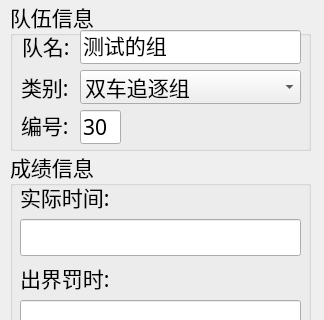
The window that confirmwindow.ui (ZzzzzzS/TimingSystemUper) describes before a commit, drawn with Qt 5; both pictures show x 0 to 324 and y 0 to 320 of the 324 by 576 pixel window.
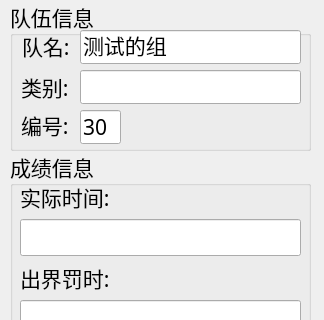
The same window after the commit.

Patch:
```diff
--- a/confirmwindow.ui
+++ b/confirmwindow.ui
@@ -95,46 +95,6 @@
      <string>类别:</string>
     </property>
    </widget>
-   <widget class="QComboBox" name="TypeBox">
-    <property name="geometry">
-     <rect>
-      <x>70</x>
-      <y>70</y>
-      <width>221</width>
-      <height>34</height>
-     </rect>
-    </property>
-    <item>
-     <property name="text">
-      <string>双车追逐组</string>
-     </property>
-    </item>
-    <item>
-     <property name="text">
-      <string>电磁竞速组</string>
-     </property>
-    </item>
-    <item>
-     <property name="text">
-      <string>电磁节能组</string>
-     </property>
-    </item>
-    <item>
-     <property name="text">
-      <string>四轮摄像头组</string>
-     </property>
-    </item>
-    <item>
-     <property name="text">
-      <string>直立摄像头组</string>
-     </property>
-    </item>
-    <item>
-     <property name="text">
-      <string>信标组</string>
-     </property>
-    </item>
-   </widget>
    <widget class="QLabel" name="label">
     <property name="geometry">
      <rect>
@@ -160,6 +120,25 @@
     <property name="text">
      <string>测试的组</string>
     </property>
+    <property name="readOnly">
+     <bool>true</bool>
+    </property>
+   </widget>
+   <widget class="QLineEdit" name="TypeLine">
+    <property name="geometry">
+     <rect>
+      <x>70</x>
+      <y>70</y>
+      <width>221</width>
+      <height>34</height>
+     </rect>
+    </property>
+    <property name="text">
+     <string/>
+    </property>
+    <property name="readOnly">
+     <bool>true</bool>
+    </property>
    </widget>
   </widget>
   <widget class="QGroupBox" name="groupBox_2">
```
Left out of the diff: 11 changed lines with no effect on the pictures.
